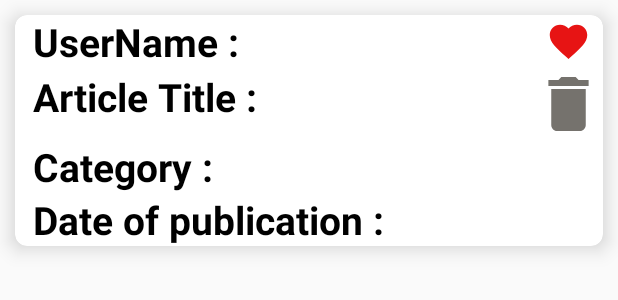
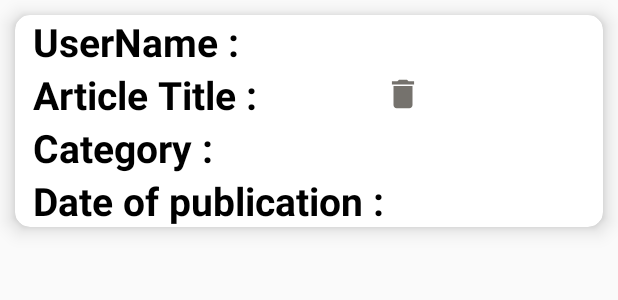
Before and after one commit to Akhila-111/Write-Out, an Android app: the layout my_articles_items.xml on its own in the app's theme, with its tools: preview values and no code run, on a phone screen of 412 x 824 dp. Shown: the top 300 px of the screen. Run offline under Robolectric (Android 15) with nearby library versions, the phone set to English and light mode, and no system bars.

Commit message:
added delete option for the users articles

```diff
--- a/app/src/main/java/com/example/write_out/ArticleWriting.java
+++ b/app/src/main/java/com/example/write_out/ArticleWriting.java
@@ -64,7 +64,7 @@ public class ArticleWriting extends AppCompatActivity {
         category.setText(categoryShPref);
         DateOfPublication.setText(date);
 
-        reference = FirebaseDatabase.getInstance().getReference().child("Articles");
+        reference = FirebaseDatabase.getInstance().getReference().child("Articles").child("Users Articles");
 
         button.setOnClickListener(view -> {
             String Articlebody = add_text.getText().toString();
--- a/app/src/main/java/com/example/write_out/MainActivity.java
+++ b/app/src/main/java/com/example/write_out/MainActivity.java
@@ -46,7 +46,6 @@ public class MainActivity extends AppCompatActivity {
         Adapter.addFragment(new MyArticles(),"My Articles");
         Adapter.addFragment(new OthersArticles(),"Others Articles");
         Adapter.addFragment(new Favourites(),"Favourites");
-        Adapter.addFragment(new ReadingList(),"Reading List");
         viewPager.setAdapter(adapter);
 
         floatingActionButton.setOnClickListener(view -> {
--- a/app/src/main/java/com/example/write_out/MyArticles.java
+++ b/app/src/main/java/com/example/write_out/MyArticles.java
@@ -46,6 +46,7 @@ public class MyArticles extends Fragment {
 
 
 
+
     @Override
     public View onCreateView(LayoutInflater inflater, ViewGroup container,
                              Bundle savedInstanceState)
@@ -60,7 +61,7 @@ public class MyArticles extends Fragment {
 
         setOnClickListener();
         dataholder = new ArrayList<>();
-        database = FirebaseDatabase.getInstance().getReference("Articles");
+        database = FirebaseDatabase.getInstance().getReference("Articles").child("Users Articles");
 
         recyclerView.setHasFixedSize(true);
         recyclerView.setLayoutManager(new LinearLayoutManager(getActivity().getApplicationContext()));
--- a/app/src/main/java/com/example/write_out/OthersArticles.java
+++ b/app/src/main/java/com/example/write_out/OthersArticles.java
@@ -36,7 +36,7 @@ public class OthersArticles extends Fragment {
     FirebaseAuth auth;
     FirebaseUser user;
     ShimmerFrameLayout shimmerFrameLayout;
-    private myAdapterClass.RecyclerViewClickListener listener;
+    private OtherArtsAdapter.RecyclerViewClickListener Listener;
 
     @Override
     public View onCreateView(LayoutInflater inflater, ViewGroup container,
@@ -53,7 +53,7 @@ public class OthersArticles extends Fragment {
 
        databaseReference = FirebaseDatabase.getInstance().getReference("Articles");
         list = new ArrayList<>();
-        myAdapter = new OtherArtsAdapter(getActivity().getApplicationContext(),list);
+        myAdapter = new OtherArtsAdapter(getActivity().getApplicationContext(),list,Listener);
         recview.setAdapter(myAdapter);
 
         databaseReference.addValueEventListener(new ValueEventListener() {
@@ -80,7 +80,7 @@ public class OthersArticles extends Fragment {
     }
 
     private void setOnClickListener() {
-        listener = new myAdapterClass.RecyclerViewClickListener() {
+        Listener = new OtherArtsAdapter.RecyclerViewClickListener() {
             @Override
             public void onClick(View v, int position) {
                 Intent intent = new Intent(v.getContext(),ArticleActivity.class);
--- a/app/src/main/res/layout/activity_main.xml
+++ b/app/src/main/res/layout/activity_main.xml
@@ -61,10 +61,7 @@
             android:layout_height="wrap_content"
             android:text="Favourites" />
 
-        <com.google.android.material.tabs.TabItem
-            android:layout_width="wrap_content"
-            android:layout_height="wrap_content"
-            android:text="Reading List" />
+
     </com.google.android.material.tabs.TabLayout>
 
     <androidx.viewpager.widget.ViewPager
--- a/app/src/main/res/layout/my_articles_items.xml
+++ b/app/src/main/res/layout/my_articles_items.xml
@@ -4,7 +4,7 @@
     android:layout_height="wrap_content"
     xmlns:app="http://schemas.android.com/apk/res-auto"
     app:cardElevation="8dp"
-    app:cardCornerRadius="8dp"
+    app:cardCornerRadius="10dp"
     android:layout_margin="10dp">
 
     <LinearLayout
@@ -38,14 +38,7 @@
                 android:textColor="@color/black"
                 android:textSize="20sp" />
 
-            <Button
-                android:layout_width="30dp"
-                android:layout_height="30dp"
-                android:layout_gravity="center"
-                android:layout_marginLeft="190dp"
-                android:background="@drawable/ic_baseline_red_favorite_24"
-                android:id="@+id/favourite"
-                />
+
 
 
 
@@ -74,11 +67,13 @@
                 android:text=""
                 android:textColor="@color/black"
                 android:textSize="20sp" />
-            <Button
-                android:layout_width="wrap_content"
-                android:layout_height="wrap_content"
-                android:layout_marginLeft="170dp"
+
+            <ImageView
+                android:layout_width="25dp"
+                android:layout_height="25dp"
+                android:layout_marginLeft="70dp"
                 android:background="@drawable/ic_baseline_delete_24"
+                android:layout_gravity="center"
                 android:id="@+id/delete"/>
 
 
```
Also changed, not shown: app/src/main/java/com/example/write_out/OtherArtsAdapter.java (+17 -2 lines), app/src/main/java/com/example/write_out/ReadingList.java (deleted, +0 -64 lines), app/src/main/java/com/example/write_out/UserHelperClass.java (+15 -7 lines), app/src/main/java/com/example/write_out/myAdapterClass.java (+44 -12 lines), app/src/main/res/layout/fragment_reading_list.xml (deleted, +0 -25 lines).
